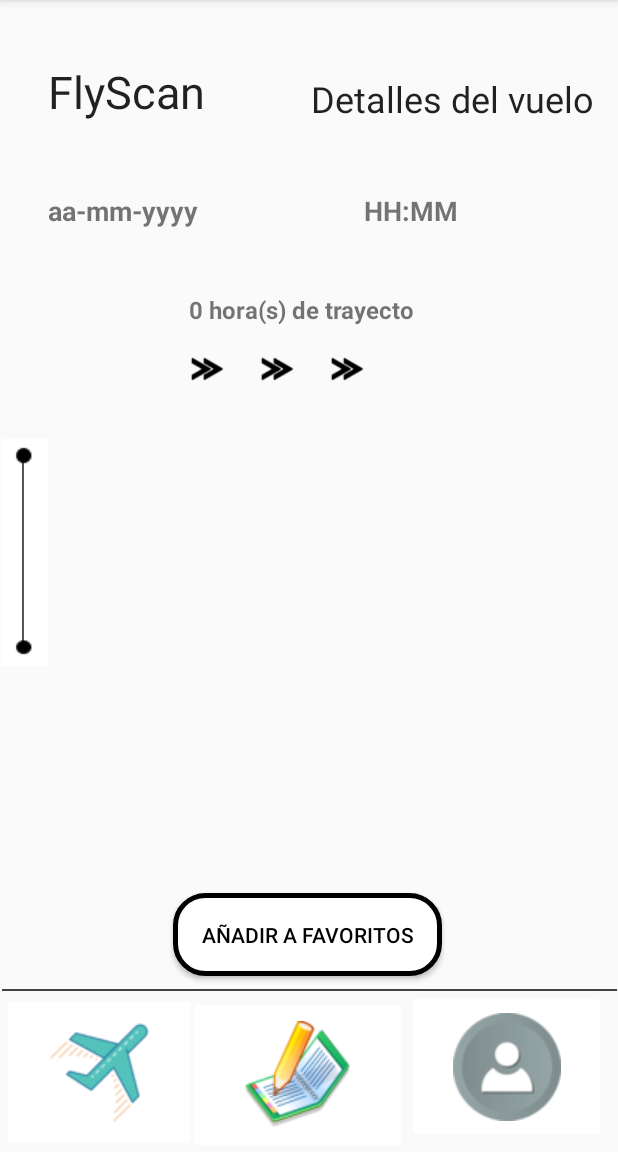
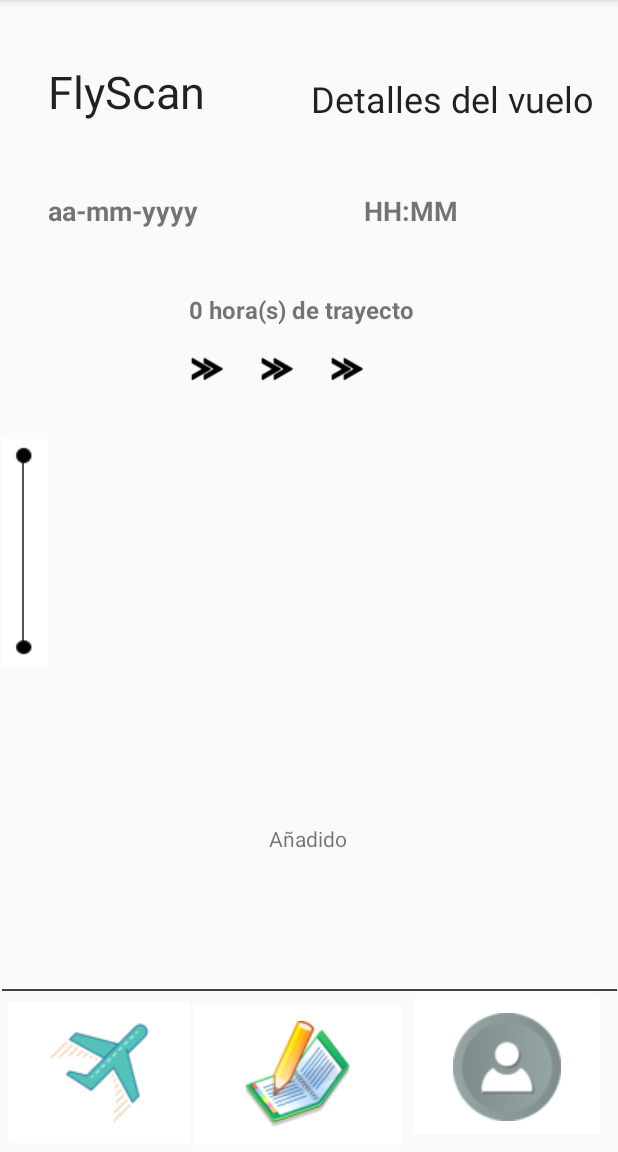
Before and after one commit to villarias/ASEE_JUNIO, an Android app: the fragment DetalleVueloFragment placed in its activity, after a tap on "AÑADIR A FAVORITOS", on a phone screen of 412 x 824 dp, the part 84-1236 px from its top. Run offline under Robolectric (Android 15) with nearby library versions, the phone set to English and light mode, and no system bars; our stand-ins replace Room's generated code; 2 statements that could not run were skipped.

Commit message:
PGA4-194- CU01-IMP1-JUNIOR Código completo caso de uso 1

```diff
--- a/app/src/main/java/com/example/asee_project/DetalleVueloFragment.java
+++ b/app/src/main/java/com/example/asee_project/DetalleVueloFragment.java
@@ -111,10 +111,10 @@ public class DetalleVueloFragment extends Fragment {
         viewHoraFin.setText(horaLlegada);
 
         viewDuracion.setText(duracion+" hora(s) de trayecto");
-        TextView textAniadido= v.findViewById(R.id.addVuelo);
+        textAniadido= v.findViewById(R.id.addVuelo);
 
         //Todo addVuelo
-        Button button = v.findViewById(R.id.boton_favoritos);
+        button = v.findViewById(R.id.boton_favoritos);
         button.setOnClickListener(new View.OnClickListener() {
             @Override
             public void onClick(View v) {
@@ -124,9 +124,13 @@ public class DetalleVueloFragment extends Fragment {
                         Vuelo vuelo = new Vuelo(origen,destino,tsSalida+"",tsLlegada+"");
                         long id = VueloDataBase.getInstance(getActivity()).getDao().insert(vuelo);
                         vuelo.setIdVuelo(id);
-
-                      //Todo addNotificacion
-
+                        AppExecutors.getInstance().mainThread().execute(new Runnable() {
+                            @Override
+                            public void run() {
+                                button.setVisibility(View.INVISIBLE);
+                                textAniadido.setVisibility(View.VISIBLE);
+                            }
+                        });
                     }
                 });
             }
```
Also changed, not shown: 1 other file.
